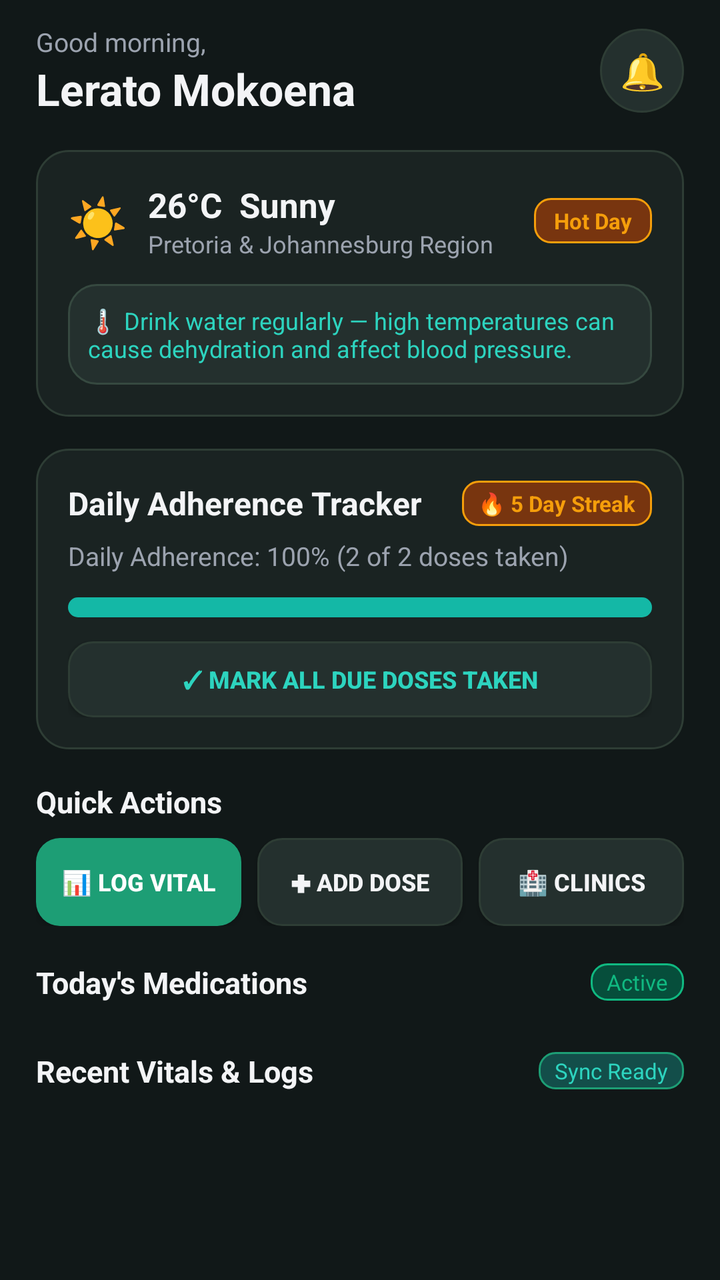
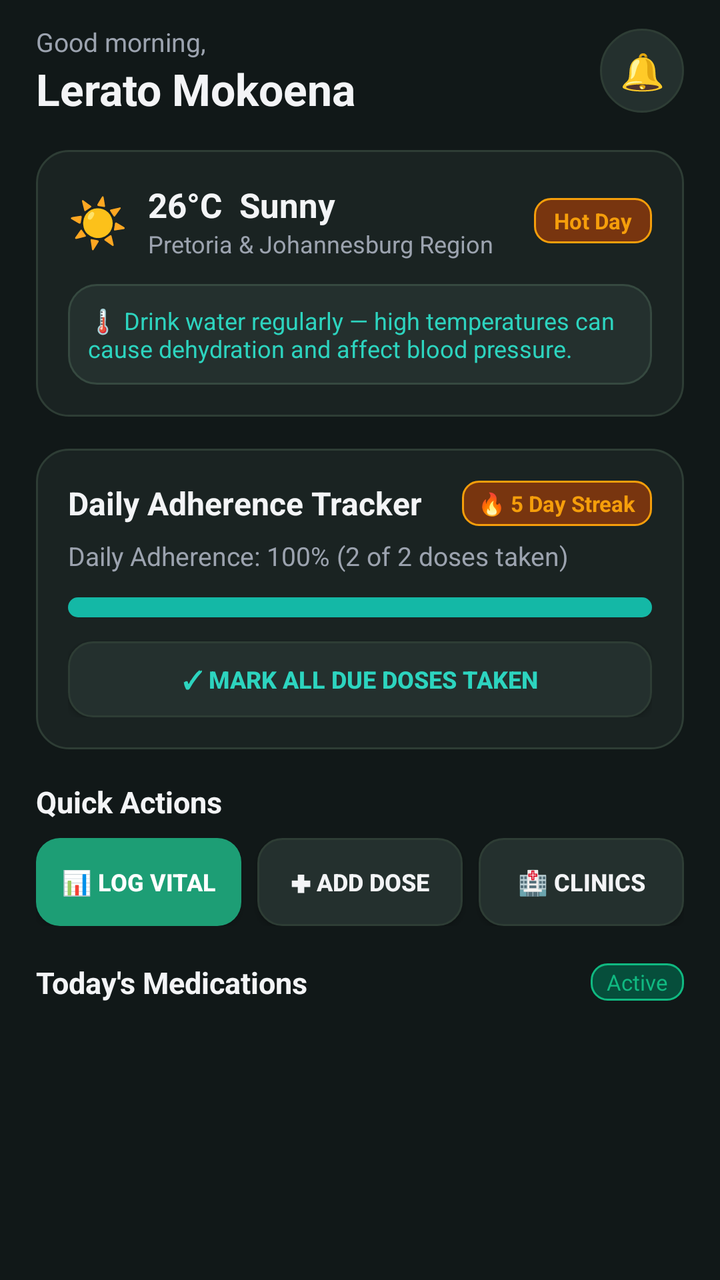

The first picture is an Android layout as it rendered before a commit; the second is the same layout after the commit. The layout source and the unified diff follow.
<!-- AndroidManifest.xml: application theme Theme.MyApplication -->
<!-- res/layout/fragment_dashboard.xml -->
<?xml version="1.0" encoding="utf-8"?>
<LinearLayout xmlns:android="http://schemas.android.com/apk/res/android"
    android:layout_width="match_parent"
    android:layout_height="match_parent"
    android:orientation="vertical"
    android:background="@color/dark_background">

    <ScrollView
        android:layout_width="match_parent"
        android:layout_height="match_parent"
        android:fillViewport="true">

        <LinearLayout
            android:layout_width="match_parent"
            android:layout_height="wrap_content"
            android:orientation="vertical"
            android:paddingHorizontal="18dp"
            android:paddingTop="12dp"
            android:paddingBottom="24dp">

            
            <LinearLayout
                android:layout_width="match_parent"
                android:layout_height="wrap_content"
                android:orientation="horizontal"
                android:gravity="center_vertical"
                android:layout_marginBottom="16dp">

                <LinearLayout
                    android:layout_width="0dp"
                    android:layout_height="wrap_content"
                    android:layout_weight="1"
                    android:orientation="vertical">

                    <TextView
                        android:id="@+id/tv_greeting_sub"
                        android:layout_width="wrap_content"
                        android:layout_height="wrap_content"
                        android:text="Good morning,"
                        android:textSize="13sp"
                        android:textColor="@color/text_secondary" />

                    <TextView
                        android:id="@+id/tv_greeting"
                        android:layout_width="wrap_content"
                        android:layout_height="wrap_content"
                        android:text="Lerato Mokoena"
                        android:textSize="22sp"
                        android:textStyle="bold"
                        android:textColor="@color/text_primary" />
                </LinearLayout>

                
                <TextView
                    android:id="@+id/btn_header_notifications"
                    android:layout_width="42dp"
                    android:layout_height="42dp"
                    android:gravity="center"
                    android:text="🔔"
                    android:textSize="18sp"
                    android:background="@drawable/bg_circle_icon" />
            </LinearLayout>

            
            <LinearLayout
                android:layout_width="match_parent"
                android:layout_height="wrap_content"
                android:orientation="vertical"
                android:background="@drawable/bg_card_dark"
                android:padding="16dp"
                android:layout_marginBottom="16dp">

                <LinearLayout
                    android:layout_width="match_parent"
                    android:layout_height="wrap_content"
                    android:orientation="horizontal"
                    android:gravity="center_vertical">

                    <TextView
                        android:layout_width="wrap_content"
                        android:layout_height="wrap_content"
                        android:text="☀️"
                        android:textSize="24sp"
                        android:layout_marginEnd="10dp" />

                    <LinearLayout
                        android:layout_width="0dp"
                        android:layout_height="wrap_content"
                        android:layout_weight="1"
                        android:orientation="vertical">

                        <TextView
                            android:layout_width="wrap_content"
                            android:layout_height="wrap_content"
                            android:text="26°C  Sunny"
                            android:textSize="17sp"
                            android:textStyle="bold"
                            android:textColor="@color/text_primary" />

                        <TextView
                            android:layout_width="wrap_content"
                            android:layout_height="wrap_content"
                            android:text="Pretoria &amp; Johannesburg Region"
                            android:textSize="12sp"
                            android:textColor="@color/text_secondary" />
                    </LinearLayout>

                    <TextView
                        android:layout_width="wrap_content"
                        android:layout_height="wrap_content"
                        android:text="Hot Day"
                        android:textSize="11sp"
                        android:textStyle="bold"
                        android:textColor="@color/health_amber"
                        android:background="@drawable/bg_badge_amber"
                        android:paddingHorizontal="10dp"
                        android:paddingVertical="4dp" />
                </LinearLayout>

                <TextView
                    android:id="@+id/tv_weather_tip"
                    android:layout_width="match_parent"
                    android:layout_height="wrap_content"
                    android:layout_marginTop="12dp"
                    android:background="@drawable/bg_card_elevated"
                    android:padding="10dp"
                    android:text="🌡️ Drink water regularly — high temperatures can cause dehydration and affect blood pressure."
                    android:textSize="12sp"
                    android:textColor="@color/teal_accent" />
            </LinearLayout>

            
            <LinearLayout
                android:id="@+id/card_greeting"
                android:layout_width="match_parent"
                android:layout_height="wrap_content"
                android:orientation="vertical"
                android:background="@drawable/bg_card_dark"
                android:padding="16dp"
                android:layout_marginBottom="16dp">

                <LinearLayout
                    android:layout_width="match_parent"
                    android:layout_height="wrap_content"
                    android:orientation="horizontal"
                    android:gravity="center_vertical">

                    <TextView
                        android:layout_width="0dp"
                        android:layout_height="wrap_content"
                        android:layout_weight="1"
                        android:text="Daily Adherence Tracker"
                        android:textSize="16sp"
                        android:textStyle="bold"
                        android:textColor="@color/text_primary" />

                    <TextView
                        android:id="@+id/tv_streak_badge"
                        android:layout_width="wrap_content"
                        android:layout_height="wrap_content"
                        android:text="🔥 5 Day Streak"
                        android:textSize="11sp"
                        android:textStyle="bold"
                        android:textColor="@color/health_amber"
                        android:background="@drawable/bg_badge_amber"
                        android:paddingHorizontal="8dp"
                        android:paddingVertical="4dp" />
                </LinearLayout>

                <TextView
                    android:id="@+id/tv_adherence_summary"
                    android:layout_width="wrap_content"
                    android:layout_height="wrap_content"
                    android:layout_marginTop="6dp"
                    android:text="Daily Adherence: 100% (2 of 2 doses taken)"
                    android:textSize="13sp"
                    android:textColor="@color/text_secondary" />

                
                <ProgressBar
                    android:id="@+id/pb_adherence"
                    style="?android:attr/progressBarStyleHorizontal"
                    android:layout_width="match_parent"
                    android:layout_height="10dp"
                    android:layout_marginTop="12dp"
                    android:max="100"
                    android:progress="100"
                    android:progressDrawable="@drawable/bg_progress_bar" />

                
                <Button
                    android:id="@+id/btn_mark_all_taken"
                    android:layout_width="match_parent"
                    android:layout_height="38dp"
                    android:layout_marginTop="12dp"
                    android:text="✓ Mark All Due Doses Taken"
                    android:textSize="12sp"
                    android:textStyle="bold"
                    android:textColor="@color/teal_accent"
                    android:background="@drawable/bg_button_secondary" />
            </LinearLayout>

            
            <TextView
                android:layout_width="wrap_content"
                android:layout_height="wrap_content"
                android:layout_marginBottom="8dp"
                android:text="Quick Actions"
                android:textSize="15sp"
                android:textStyle="bold"
                android:textColor="@color/text_primary" />

            <LinearLayout
                android:layout_width="match_parent"
                android:layout_height="wrap_content"
                android:orientation="horizontal"
                android:weightSum="3"
                android:layout_marginBottom="18dp">

                <Button
                    android:id="@+id/btn_log_vital"
                    android:layout_width="0dp"
                    android:layout_height="44dp"
                    android:layout_weight="1"
                    android:layout_marginEnd="4dp"
                    android:text="📊 Log Vital"
                    android:textSize="12sp"
                    android:textStyle="bold"
                    android:textColor="@color/white"
                    android:background="@drawable/bg_button_teal" />

                <Button
                    android:id="@+id/btn_add_medication"
                    android:layout_width="0dp"
                    android:layout_height="44dp"
                    android:layout_weight="1"
                    android:layout_marginHorizontal="4dp"
                    android:text="✚ Add Dose"
                    android:textSize="12sp"
                    android:textStyle="bold"
                    android:textColor="@color/text_primary"
                    android:background="@drawable/bg_button_secondary" />

                <Button
                    android:id="@+id/btn_find_clinic"
                    android:layout_width="0dp"
                    android:layout_height="44dp"
                    android:layout_weight="1"
                    android:layout_marginStart="4dp"
                    android:text="🏥 Clinics"
                    android:textSize="12sp"
                    android:textStyle="bold"
                    android:textColor="@color/text_primary"
                    android:background="@drawable/bg_button_secondary" />
            </LinearLayout>

            
            <LinearLayout
                android:layout_width="match_parent"
                android:layout_height="wrap_content"
                android:orientation="horizontal"
                android:gravity="center_vertical"
                android:layout_marginBottom="8dp">

                <TextView
                    android:layout_width="0dp"
                    android:layout_height="wrap_content"
                    android:layout_weight="1"
                    android:text="Today's Medications"
                    android:textSize="15sp"
                    android:textStyle="bold"
                    android:textColor="@color/text_primary" />

                <TextView
                    android:id="@+id/tv_meds_count_badge"
                    android:layout_width="wrap_content"
                    android:layout_height="wrap_content"
                    android:text="Active"
                    android:textSize="11sp"
                    android:textColor="@color/health_green"
                    android:background="@drawable/bg_badge_green"
                    android:paddingHorizontal="8dp"
                    android:paddingVertical="2dp" />
            </LinearLayout>

            <androidx.recyclerview.widget.RecyclerView
                android:id="@+id/rv_today_medications"
                android:layout_width="match_parent"
                android:layout_height="wrap_content"
                android:nestedScrollingEnabled="false"
                android:layout_marginBottom="16dp" />

            
            <LinearLayout
                android:layout_width="match_parent"
                android:layout_height="wrap_content"
                android:orientation="horizontal"
                android:gravity="center_vertical"
                android:layout_marginBottom="8dp">

                <TextView
                    android:layout_width="0dp"
                    android:layout_height="wrap_content"
                    android:layout_weight="1"
                    android:text="Recent Vitals &amp; Logs"
                    android:textSize="15sp"
                    android:textStyle="bold"
                    android:textColor="@color/text_primary" />

                <TextView
                    android:id="@+id/tv_vitals_count_badge"
                    android:layout_width="wrap_content"
                    android:layout_height="wrap_content"
                    android:text="Sync Ready"
                    android:textSize="11sp"
                    android:textColor="@color/teal_accent"
                    android:background="@drawable/bg_badge_teal"
                    android:paddingHorizontal="8dp"
                    android:paddingVertical="2dp" />
            </LinearLayout>

            <androidx.recyclerview.widget.RecyclerView
                android:id="@+id/rv_recent_logs"
                android:layout_width="match_parent"
                android:layout_height="wrap_content"
                android:nestedScrollingEnabled="false" />

        </LinearLayout>
    </ScrollView>

</LinearLayout>
<!-- resources referenced by this layout -->
<resources>
  <color name="dark_background">#111818</color>
  <color name="health_amber">#F59E0B</color>
  <color name="health_green">#10B981</color>
  <color name="teal_accent">#2DD4BF</color>
  <color name="text_primary">#F3F4F6</color>
  <color name="text_secondary">#9CA3AF</color>
  <color name="white">#FFFFFFFF</color>
  <!-- drawable bg_badge_amber (drawable) -->
  <?xml version="1.0" encoding="utf-8"?>
  <shape xmlns:android="http://schemas.android.com/apk/res/android"
      android:shape="rectangle">
      <solid android:color="#78350F" />
      <corners android:radius="8dp" />
      <stroke
          android:width="1dp"
          android:color="#F59E0B" />
  </shape>
  <!-- drawable bg_badge_green (drawable) -->
  <?xml version="1.0" encoding="utf-8"?>
  <shape xmlns:android="http://schemas.android.com/apk/res/android"
      android:shape="rectangle">
      <solid android:color="#064E3B" />
      <corners android:radius="8dp" />
      <stroke
          android:width="1dp"
          android:color="#10B981" />
  </shape>
  <!-- drawable bg_badge_teal (drawable) -->
  <?xml version="1.0" encoding="utf-8"?>
  <shape xmlns:android="http://schemas.android.com/apk/res/android"
      android:shape="rectangle">
      <solid android:color="#134E4A" />
      <corners android:radius="8dp" />
      <stroke
          android:width="1dp"
          android:color="#1D9E75" />
  </shape>
  <!-- drawable bg_button_secondary (drawable) -->
  <?xml version="1.0" encoding="utf-8"?>
  <ripple xmlns:android="http://schemas.android.com/apk/res/android"
      android:color="#30FFFFFF">
      <item>
          <shape android:shape="rectangle">
              <solid android:color="@color/dark_surface_variant" />
              <corners android:radius="12dp" />
              <stroke
                  android:width="1dp"
                  android:color="@color/dark_card_stroke" />
          </shape>
      </item>
  </ripple>
  <!-- drawable bg_button_teal (drawable) -->
  <?xml version="1.0" encoding="utf-8"?>
  <ripple xmlns:android="http://schemas.android.com/apk/res/android"
      android:color="#40FFFFFF">
      <item>
          <shape android:shape="rectangle">
              <solid android:color="@color/teal_primary" />
              <corners android:radius="12dp" />
          </shape>
      </item>
  </ripple>
  <!-- drawable bg_card_dark (drawable) -->
  <?xml version="1.0" encoding="utf-8"?>
  <shape xmlns:android="http://schemas.android.com/apk/res/android"
      android:shape="rectangle">
      <solid android:color="@color/dark_surface" />
      <corners android:radius="16dp" />
      <stroke
          android:width="1dp"
          android:color="@color/dark_card_stroke" />
  </shape>
  <!-- drawable bg_card_elevated (drawable) -->
  <?xml version="1.0" encoding="utf-8"?>
  <shape xmlns:android="http://schemas.android.com/apk/res/android"
      android:shape="rectangle">
      <solid android:color="@color/dark_surface_variant" />
      <corners android:radius="14dp" />
      <stroke
          android:width="1dp"
          android:color="#364940" />
  </shape>
  <!-- drawable bg_circle_icon (drawable) -->
  <?xml version="1.0" encoding="utf-8"?>
  <shape xmlns:android="http://schemas.android.com/apk/res/android"
      android:shape="oval">
      <solid android:color="@color/dark_surface_variant" />
      <stroke
          android:width="1dp"
          android:color="@color/dark_card_stroke" />
  </shape>
  <style name="Theme.MyApplication" parent="android:Theme.DeviceDefault.NoActionBar" />
  <color name="dark_surface_variant">#24302E</color>
  <color name="dark_card_stroke">#2E3D35</color>
  <color name="teal_primary">#1D9E75</color>
  <color name="dark_surface">#1A2322</color>
  <color name="teal_secondary">#14B8A6</color>
  <!-- unchanged entries left out for length: 1 -->
</resources>

<!-- the commit's change to res/layout/fragment_dashboard.xml (unified diff, before → after) -->
@@ -287,42 +287,6 @@
                 android:id="@+id/rv_today_medications"
                 android:layout_width="match_parent"
                 android:layout_height="wrap_content"
-                android:nestedScrollingEnabled="false"
-                android:layout_marginBottom="16dp" />
-
-            
-            <LinearLayout
-                android:layout_width="match_parent"
-                android:layout_height="wrap_content"
-                android:orientation="horizontal"
-                android:gravity="center_vertical"
-                android:layout_marginBottom="8dp">
-
-                <TextView
-                    android:layout_width="0dp"
-                    android:layout_height="wrap_content"
-                    android:layout_weight="1"
-                    android:text="Recent Vitals &amp; Logs"
-                    android:textSize="15sp"
-                    android:textStyle="bold"
-                    android:textColor="@color/text_primary" />
-
-                <TextView
-                    android:id="@+id/tv_vitals_count_badge"
-                    android:layout_width="wrap_content"
-                    android:layout_height="wrap_content"
-                    android:text="Sync Ready"
-                    android:textSize="11sp"
-                    android:textColor="@color/teal_accent"
-                    android:background="@drawable/bg_badge_teal"
-                    android:paddingHorizontal="8dp"
-                    android:paddingVertical="2dp" />
-            </LinearLayout>
-
-            <androidx.recyclerview.widget.RecyclerView
-                android:id="@+id/rv_recent_logs"
-                android:layout_width="match_parent"
-                android:layout_height="wrap_content"
                 android:nestedScrollingEnabled="false" />
 
         </LinearLayout>
<!-- resource entries referenced after the edit -->
@@ -26,16 +26,6 @@
       <stroke
           android:width="1dp"
           android:color="#10B981" />
-  </shape>
-  <!-- drawable bg_badge_teal (drawable) -->
-  <?xml version="1.0" encoding="utf-8"?>
-  <shape xmlns:android="http://schemas.android.com/apk/res/android"
-      android:shape="rectangle">
-      <solid android:color="#134E4A" />
-      <corners android:radius="8dp" />
-      <stroke
-          android:width="1dp"
-          android:color="#1D9E75" />
   </shape>
   <!-- drawable bg_button_secondary (drawable) -->
   <?xml version="1.0" encoding="utf-8"?>
